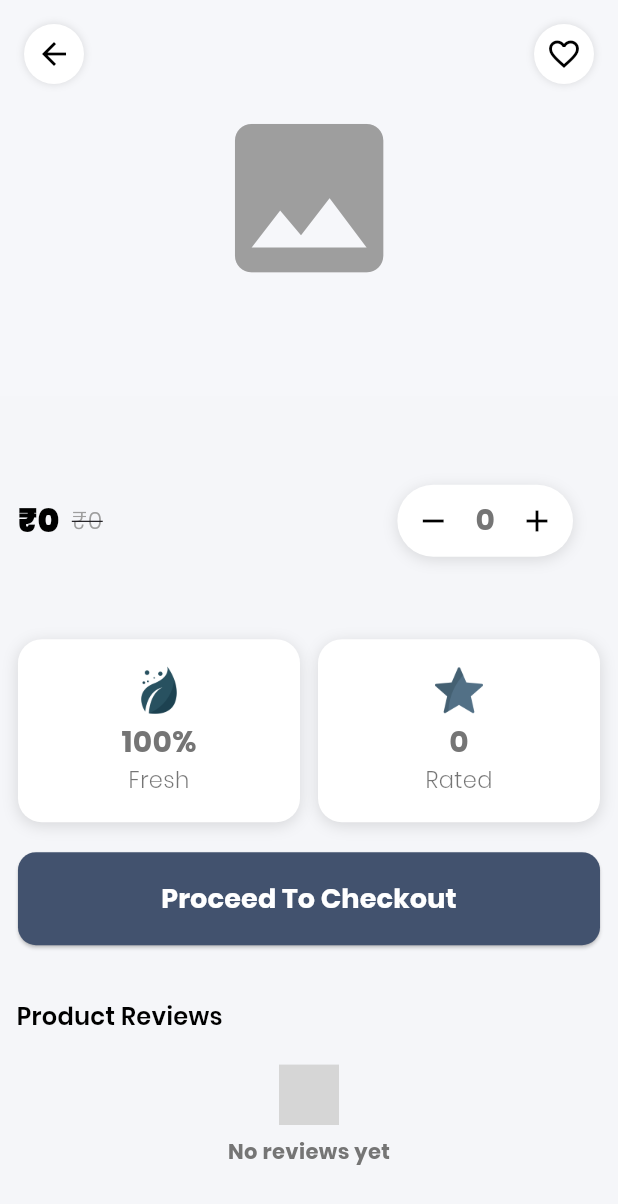
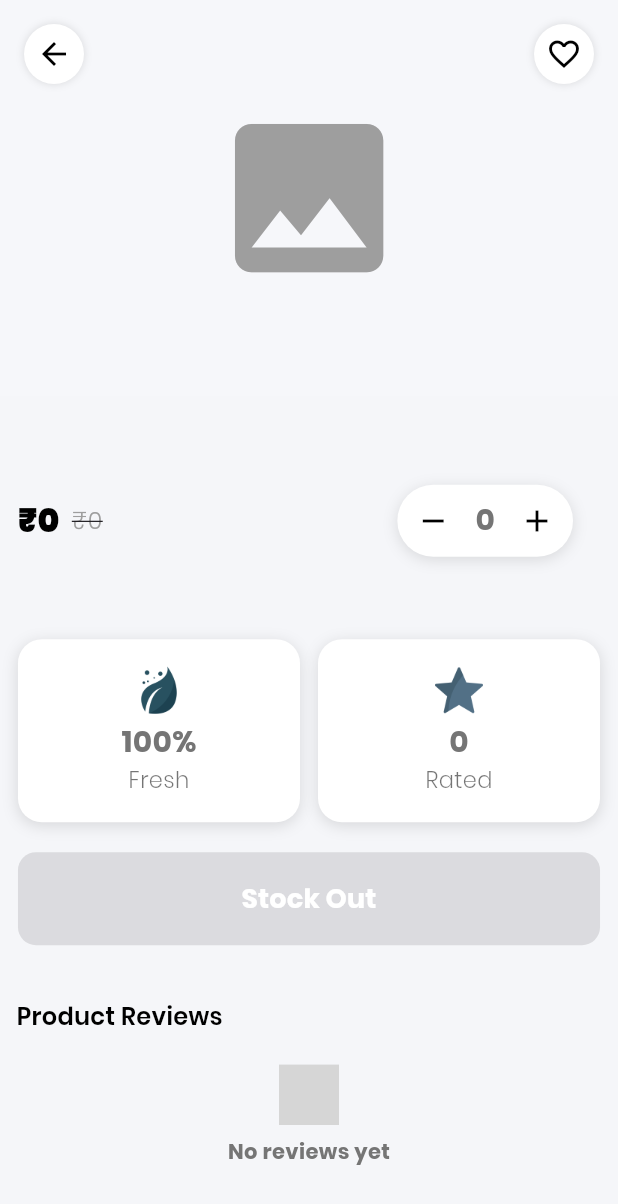
Before and after one commit to Afnanafsal/nexoEShopee, a Flutter app: the ProductDetailsScreen screen opened directly with empty values, on a phone screen of 412 x 824 dp. Shown: the top 1204 px of the screen. Run offline on Flutter 3.47's test engine with Material 3 defaults, Android fonts, the phone set to English and light mode, and no system bars; our stand-ins replace cloud_firestore, firebase_auth, firebase_core, flutter_rating_bar, flutter_riverpod, flutter_svg and 9 more; missing offline and left inert: enum_to_string, flutter_facebook_auth; accounts and stored records are empty; grey boxes are pictures that could not be loaded.

Commit message:
refactor: Update checkout button to handle stock availability in ProductDescription

```diff
--- a/lib/screens/product_details/components/product_description.dart
+++ b/lib/screens/product_details/components/product_description.dart
@@ -307,7 +307,26 @@ class _ProductDescriptionState extends ConsumerState<ProductDescription> {
           SizedBox(height: 20),
           SizedBox(
             width: double.infinity,
-            child: ElevatedButton(
+            child: widget.product.stock == 0
+                ? ElevatedButton(
+                    style: ElevatedButton.styleFrom(
+                      backgroundColor: Colors.red[300],
+                      shape: RoundedRectangleBorder(
+                        borderRadius: BorderRadius.circular(12),
+                      ),
+                      padding: EdgeInsets.symmetric(vertical: 18),
+                    ),
+                    onPressed: null,
+                    child: Text(
+                      'Stock Out',
+                      style: TextStyle(
+                        fontSize: 18,
+                        fontWeight: FontWeight.bold,
+                        color: Colors.white,
+                      ),
+                    ),
+                  )
+                : ElevatedButton(
                     style: ElevatedButton.styleFrom(
                       backgroundColor: Color(0xFF42526E),
                       shape: RoundedRectangleBorder(
```
Lines whose indentation alone changed are shown as unchanged.
